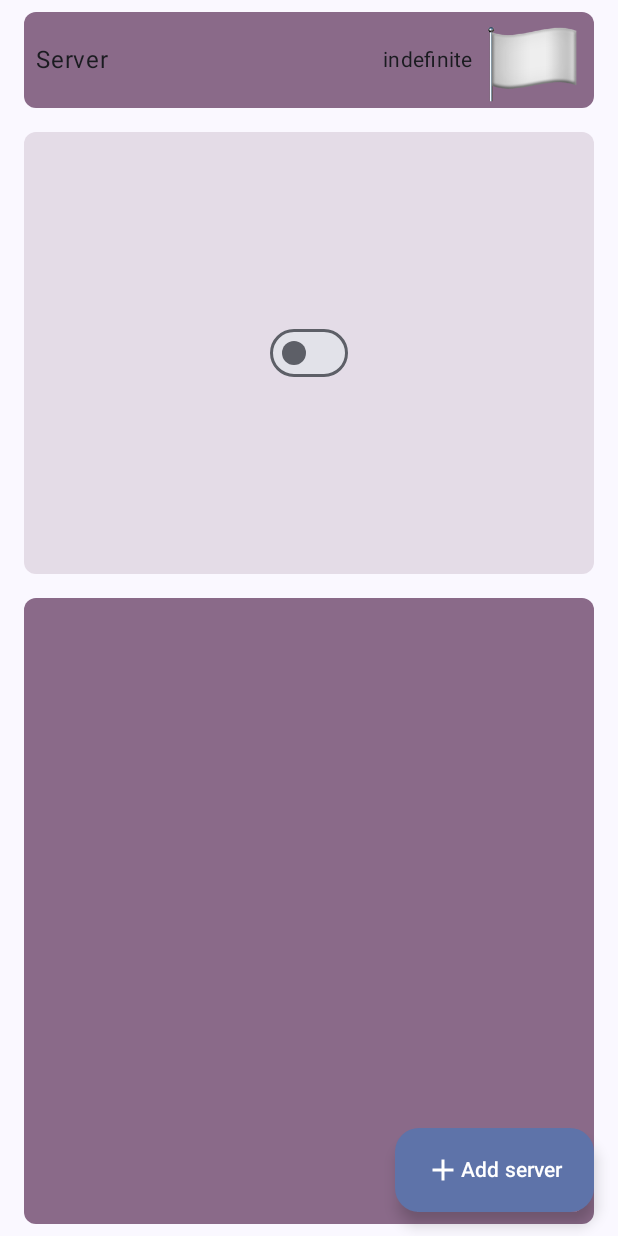
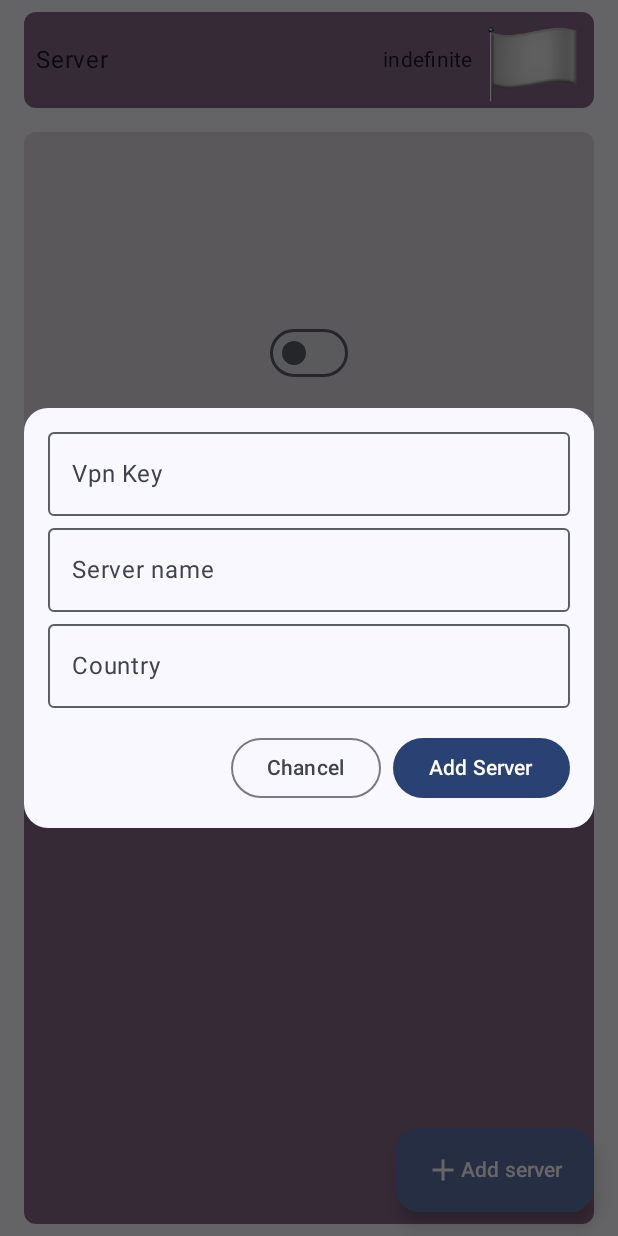
Before and after one commit to NORMss/VpnFriendlyClient, an Android app built with Jetpack Compose: the screen it shows after launch (MainActivity), after a tap on "Add server", on a phone screen of 412 x 824 dp. Run offline under Robolectric (Android 15) with nearby library versions, the phone set to English and light mode, and no system bars; our stand-ins replace Dagger/Hilt's generated code.

Commit message:
feat: added dialog for adding a server

```diff
--- a/app/src/main/java/com/norm/vpnfriendlyclient/domain/VpnKey.kt
+++ b/app/src/main/java/com/norm/vpnfriendlyclient/domain/VpnKey.kt
@@ -1,7 +1,7 @@
 package com.norm.vpnfriendlyclient.domain
 
 data class VpnKey(
-    val key: String,
-    val name: String?,
-    val country: String?,
+    var key: String,
+    var name: String?,
+    var country: String?,
 )
--- /dev/null
+++ b/app/src/main/java/com/norm/vpnfriendlyclient/presentation/addServer/AddServerDialog.kt
@@ -0,0 +1,179 @@
+package com.norm.vpnfriendlyclient.presentation.addServer
+
+import androidx.compose.foundation.background
+import androidx.compose.foundation.layout.Arrangement
+import androidx.compose.foundation.layout.Column
+import androidx.compose.foundation.layout.Row
+import androidx.compose.foundation.layout.Spacer
+import androidx.compose.foundation.layout.fillMaxWidth
+import androidx.compose.foundation.layout.height
+import androidx.compose.foundation.layout.padding
+import androidx.compose.foundation.layout.width
+import androidx.compose.foundation.shape.RoundedCornerShape
+import androidx.compose.material3.Button
+import androidx.compose.material3.MaterialTheme
+import androidx.compose.material3.OutlinedButton
+import androidx.compose.material3.OutlinedTextField
+import androidx.compose.material3.Text
+import androidx.compose.runtime.Composable
+import androidx.compose.runtime.getValue
+import androidx.compose.runtime.mutableStateOf
+import androidx.compose.runtime.remember
+import androidx.compose.runtime.setValue
+import androidx.compose.ui.Alignment
+import androidx.compose.ui.Modifier
+import androidx.compose.ui.draw.clip
+import androidx.compose.ui.platform.LocalClipboardManager
+import androidx.compose.ui.tooling.preview.Preview
+import androidx.compose.ui.window.Dialog
+import com.norm.vpnfriendlyclient.domain.VpnKey
+import com.norm.vpnfriendlyclient.presentation.large_rounded
+import com.norm.vpnfriendlyclient.presentation.medium_padding
+import com.norm.vpnfriendlyclient.presentation.smale_padding
+
+@Composable
+fun AddServerDialog(
+    onShowDialog: (Boolean) -> Unit,
+    onAddServer: (VpnKey) -> Unit,
+) {
+    val clipBoardManager = LocalClipboardManager.current
+
+    var key by remember {
+        mutableStateOf(
+            clipBoardManager.getText()?.text.let { text ->
+                text?.contains("""ss://[^\s@]+@\S+\.\w+""".toRegex()).let {
+                    if (it == true) {
+                        text
+                    } else {
+                        ""
+                    }
+                } ?: ""
+            }
+        )
+    }
+
+    var name by remember {
+        mutableStateOf("")
+    }
+    var country by remember {
+        mutableStateOf("")
+    }
+
+    Dialog(
+        onDismissRequest = {
+
+        }
+    ) {
+        Column(
+            modifier = Modifier
+                .fillMaxWidth()
+                .padding(horizontal = medium_padding)
+                .clip(RoundedCornerShape(large_rounded))
+                .background(MaterialTheme.colorScheme.surface)
+                .padding(medium_padding)
+        ) {
+            OutlinedTextField(
+                value = key,
+                onValueChange = {
+                    key = it
+                },
+                modifier = Modifier
+                    .fillMaxWidth(),
+                placeholder = {
+                    Text(
+                        text = "Vpn Key",
+                    )
+                },
+                maxLines = 1,
+            )
+            Spacer(
+                modifier = Modifier
+                    .height(smale_padding)
+            )
+            OutlinedTextField(
+                value = name,
+                onValueChange = {
+                    name = it
+                },
+                modifier = Modifier
+                    .fillMaxWidth(),
+                placeholder = {
+                    Text(
+                        text = "Server name",
+                    )
+                },
+                maxLines = 1,
+            )
+            Spacer(
+                modifier = Modifier
+                    .height(smale_padding)
+            )
+            OutlinedTextField(
+                value = country,
+                onValueChange = {
+                    country = it
+                },
+                modifier = Modifier
+                    .fillMaxWidth(),
+                placeholder = {
+                    Text(
+                        text = "Сountry",
+                    )
+                },
+                maxLines = 1,
+            )
+            Spacer(
+                modifier = Modifier
+                    .height(medium_padding)
+            )
+            Row(
+                modifier = Modifier
+                    .fillMaxWidth(),
+                verticalAlignment = Alignment.CenterVertically,
+                horizontalArrangement = Arrangement.End,
+            ) {
+                OutlinedButton(
+                    onClick = {
+                        onShowDialog(false)
+                    }
+                ) {
+                    Text(
+                        text = "Chancel"
+                    )
+                }
+                Spacer(
+                    modifier = Modifier
+                        .width(smale_padding)
+                )
+                Button(
+                    onClick = {
+                        onAddServer(
+                            VpnKey(
+                                key = key,
+                                name = name,
+                                country = country,
+                            )
+                        )
+                        onShowDialog(false)
+                    }
+                ) {
+                    Text(
+                        text = "Add Server"
+                    )
+                }
+            }
+        }
+    }
+}
+
+@Preview
+@Composable
+fun PreviewAddServerDialog() {
+    AddServerDialog(
+        {
+
+        }
+    ) {
+
+    }
+}
--- a/app/src/main/java/com/norm/vpnfriendlyclient/presentation/mainScreen/MainScreen.kt
+++ b/app/src/main/java/com/norm/vpnfriendlyclient/presentation/mainScreen/MainScreen.kt
@@ -10,9 +10,14 @@ import androidx.compose.material3.Icon
 import androidx.compose.material3.Scaffold
 import androidx.compose.material3.Text
 import androidx.compose.runtime.Composable
+import androidx.compose.runtime.getValue
+import androidx.compose.runtime.mutableStateOf
+import androidx.compose.runtime.remember
+import androidx.compose.runtime.setValue
 import androidx.compose.ui.Alignment
 import androidx.compose.ui.Modifier
 import androidx.compose.ui.tooling.preview.Preview
+import com.norm.vpnfriendlyclient.presentation.addServer.AddServerDialog
 import com.norm.vpnfriendlyclient.presentation.home.HomeScreen
 
 @Composable
@@ -21,13 +26,16 @@ fun MainScreen(
     onStartVpn: () -> Unit,
     onStopVpn: () -> Unit,
 ) {
+    var showDialog by remember {
+        mutableStateOf(false)
+    }
     Scaffold(
         modifier = Modifier
             .fillMaxSize(),
         floatingActionButton = {
             ExtendedFloatingActionButton(
                 onClick = {
-
+                    showDialog = true
                 }
             ) {
                 Row(
@@ -44,6 +52,16 @@ fun MainScreen(
             }
         }
     ) { padding ->
+        if (showDialog) {
+            AddServerDialog(
+                onShowDialog = {
+                    showDialog = it
+                },
+                onAddServer = {
+
+                }
+            )
+        }
         HomeScreen(
             modifier = Modifier
                 .fillMaxSize()
```
